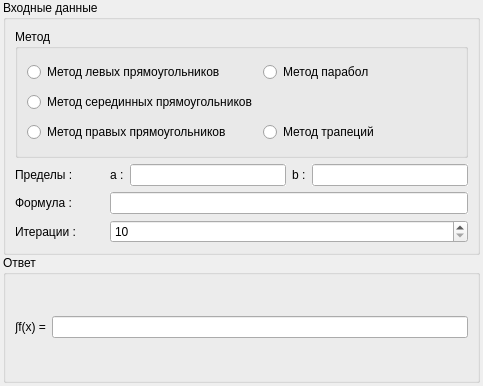
Qt form Frames/integralConstStepFrame.ui (EgorAlmikeev/ProjectX) before a commit.
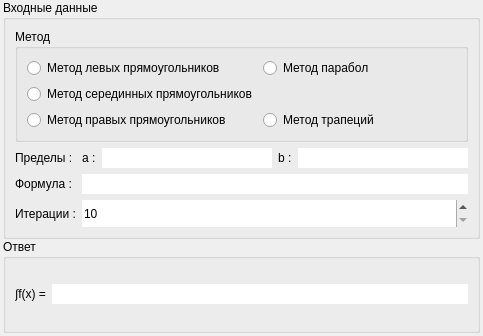
The same form after that commit.

Commit message: change frame resize policy, dont know how, im just change composition twice, now it works ¯\_(ツ)_/¯ add dark theme, Peter doesn't like it. it makes me sad fix Peter forgotten bracket in parser (ctan)

Diff of the .ui file:
```diff
--- a/Frames/integralConstStepFrame.ui
+++ b/Frames/integralConstStepFrame.ui
@@ -7,12 +7,12 @@
     <x>0</x>
     <y>0</y>
     <width>483</width>
-    <height>386</height>
+    <height>336</height>
    </rect>
   </property>
   <property name="minimumSize">
    <size>
-    <width>250</width>
+    <width>0</width>
     <height>0</height>
    </size>
   </property>
@@ -39,93 +39,29 @@
      </property>
      <item>
       <widget class="QGroupBox" name="inputGroupBox">
+       <property name="sizePolicy">
+        <sizepolicy hsizetype="Preferred" vsizetype="Preferred">
+         <horstretch>0</horstretch>
+         <verstretch>0</verstretch>
+        </sizepolicy>
+       </property>
+       <property name="autoFillBackground">
+        <bool>false</bool>
+       </property>
        <property name="title">
         <string>Входные данные</string>
        </property>
-       <layout class="QVBoxLayout" name="verticalLayout_2">
-        <item>
-         <layout class="QGridLayout" name="gridLayout_3" columnstretch="1,4,0" columnminimumwidth="0,0,0">
+       <layout class="QGridLayout" name="gridLayout_3">
+        <item row="0" column="0">
+         <layout class="QGridLayout" name="gridLayout_5">
           <property name="sizeConstraint">
            <enum>QLayout::SetDefaultConstraint</enum>
           </property>
-          <item row="3" column="0">
-           <widget class="QLabel" name="iterationLabel">
-            <property name="text">
-             <string>Итерации :</string>
-            </property>
-           </widget>
-          </item>
-          <item row="1" column="0">
-           <widget class="QLabel" name="limitLabel">
-            <property name="text">
-             <string>Пределы :</string>
-            </property>
-           </widget>
-          </item>
-          <item row="3" column="1" colspan="2">
-           <widget class="QSpinBox" name="iterationSpinBox">
-            <property name="minimum">
-             <number>10</number>
-            </property>
-            <property name="maximum">
-             <number>100000</number>
-            </property>
-            <property name="singleStep">
-             <number>100</number>
-            </property>
-            <property name="displayIntegerBase">
-             <number>10</number>
-            </property>
-           </widget>
-          </item>
-          <item row="2" column="1" colspan="2">
-           <widget class="QLineEdit" name="functionEdit">
-            <property name="autoFillBackground">
-             <bool>true</bool>
-            </property>
-           </widget>
-          </item>
-          <item row="1" column="1" colspan="2">
-           <layout class="QHBoxLayout" name="horizontalLayout_2">
-            <item>
-             <widget class="QLabel" name="bLabel">
-              <property name="text">
-               <string>a :</string>
-              </property>
-             </widget>
-            </item>
-            <item>
-             <widget class="QLineEdit" name="limitAEdit">
-              <property name="autoFillBackground">
-               <bool>true</bool>
-              </property>
-             </widget>
-            </item>
-            <item>
-             <widget class="QLabel" name="aLabel">
-              <property name="text">
-               <string>b :</string>
-              </property>
-             </widget>
-            </item>
-            <item>
-             <widget class="QLineEdit" name="limitBEdit">
-              <property name="autoFillBackground">
-               <bool>true</bool>
-              </property>
-             </widget>
-            </item>
-           </layout>
-          </item>
-          <item row="2" column="0">
-           <widget class="QLabel" name="functionLabel">
-            <property name="text">
-             <string>Формула :</string>
-            </property>
-           </widget>
-          </item>
-          <item row="0" column="0" colspan="3">
+          <item row="0" column="0" colspan="2">
            <widget class="QGroupBox" name="methodGroupBox">
+            <property name="autoFillBackground">
+             <bool>false</bool>
+            </property>
             <property name="title">
              <string>Метод</string>
             </property>
@@ -135,6 +71,9 @@
             <layout class="QGridLayout" name="gridLayout_4">
              <item row="3" column="0">
               <widget class="QRadioButton" name="rightRectRadioButton">
+               <property name="autoFillBackground">
+                <bool>false</bool>
+               </property>
                <property name="text">
                 <string>Метод правых прямоугольников</string>
                </property>
@@ -142,6 +81,9 @@
              </item>
              <item row="1" column="1">
               <widget class="QRadioButton" name="parabolicRadioButton">
+               <property name="autoFillBackground">
+                <bool>false</bool>
+               </property>
                <property name="text">
                 <string>Метод парабол</string>
                </property>
@@ -149,6 +91,9 @@
              </item>
              <item row="1" column="0">
               <widget class="QRadioButton" name="leftRectRadioButton">
+               <property name="autoFillBackground">
+                <bool>false</bool>
+               </property>
                <property name="text">
                 <string>Метод левых прямоугольников</string>
                </property>
@@ -156,6 +101,9 @@
              </item>
              <item row="2" column="0">
               <widget class="QRadioButton" name="midRectRadioButton">
+               <property name="autoFillBackground">
+                <bool>false</bool>
+               </property>
                <property name="text">
                 <string>Метод серединных прямоугольников</string>
                </property>
@@ -163,6 +111,9 @@
              </item>
              <item row="3" column="1">
               <widget class="QRadioButton" name="trapezoidRadioButton">
+               <property name="autoFillBackground">
+                <bool>false</bool>
+               </property>
                <property name="text">
                 <string>Метод трапеций</string>
                </property>
@@ -171,6 +122,118 @@
             </layout>
            </widget>
           </item>
+          <item row="1" column="0">
+           <widget class="QLabel" name="limitLabel">
+            <property name="autoFillBackground">
+             <bool>false</bool>
+            </property>
+            <property name="text">
+             <string>Пределы :</string>
+            </property>
+           </widget>
+          </item>
+          <item row="1" column="1">
+           <layout class="QHBoxLayout" name="horizontalLayout_2">
+            <item>
+             <widget class="QLabel" name="bLabel">
+              <property name="autoFillBackground">
+               <bool>false</bool>
+              </property>
+              <property name="text">
+               <string>a :</string>
+              </property>
+             </widget>
+            </item>
+            <item>
+             <widget class="QLineEdit" name="limitAEdit">
+              <property name="autoFillBackground">
+               <bool>false</bool>
+              </property>
+              <property name="frame">
+               <bool>false</bool>
+              </property>
+             </widget>
+            </item>
+            <item>
+             <widget class="QLabel" name="aLabel">
+              <property name="autoFillBackground">
+               <bool>false</bool>
+              </property>
+              <property name="text">
+               <string>b :</string>
+              </property>
+             </widget>
+            </item>
+            <item>
+             <widget class="QLineEdit" name="limitBEdit">
+              <property name="autoFillBackground">
+               <bool>false</bool>
+              </property>
+              <property name="frame">
+               <bool>false</bool>
+              </property>
+             </widget>
+            </item>
+           </layout>
+          </item>
+          <item row="2" column="0">
+           <widget class="QLabel" name="functionLabel">
+            <property name="autoFillBackground">
+             <bool>false</bool>
+            </property>
+            <property name="text">
+             <string>Формула :</string>
+            </property>
+           </widget>
+          </item>
+          <item row="2" column="1">
+           <widget class="QLineEdit" name="functionEdit">
+            <property name="autoFillBackground">
+             <bool>false</bool>
+            </property>
+            <property name="frame">
+             <bool>false</bool>
+            </property>
+           </widget>
+          </item>
+          <item row="3" column="0">
+           <widget class="QLabel" name="iterationLabel">
+            <property name="autoFillBackground">
+             <bool>false</bool>
+            </property>
+            <property name="text">
+             <string>Итерации :</string>
+            </property>
+           </widget>
+          </item>
+          <item row="3" column="1">
+           <widget class="QSpinBox" name="iterationSpinBox">
+            <property name="minimumSize">
+             <size>
+              <width>0</width>
+              <height>27</height>
+             </size>
+            </property>
+            <property name="autoFillBackground">
+             <bool>false</bool>
+            </property>
+            <property name="frame">
+             <bool>false</bool>
+            </property>
+            <property name="minimum">
+             <number>10</number>
+            </property>
+            <property name="maximum">
+             <number>100000</number>
+            </property>
+            <property name="singleStep">
+             <number>100</number>
+            </property>
+            <property name="displayIntegerBase">
+             <number>10</number>
+            </property>
+           </widget>
+          </item>
          </layout>
         </item>
        </layout>
@@ -178,6 +241,9 @@
      </item>
      <item>
       <widget class="QGroupBox" name="outputGroupBox">
+       <property name="autoFillBackground">
+        <bool>false</bool>
+       </property>
        <property name="title">
         <string>Ответ</string>
        </property>
@@ -187,6 +253,12 @@
         </property>
         <item row="0" column="1">
          <widget class="QLineEdit" name="answerEdit">
+          <property name="autoFillBackground">
+           <bool>false</bool>
+          </property>
+          <property name="frame">
+           <bool>false</bool>
+          </property>
           <property name="readOnly">
            <bool>true</bool>
           </property>
@@ -194,6 +266,9 @@
         </item>
         <item row="0" column="0">
          <widget class="QLabel" name="label">
+          <property name="autoFillBackground">
+           <bool>false</bool>
+          </property>
           <property name="text">
            <string>∫f(x) =</string>
           </property>
```
The commit also changes 9 other files.
